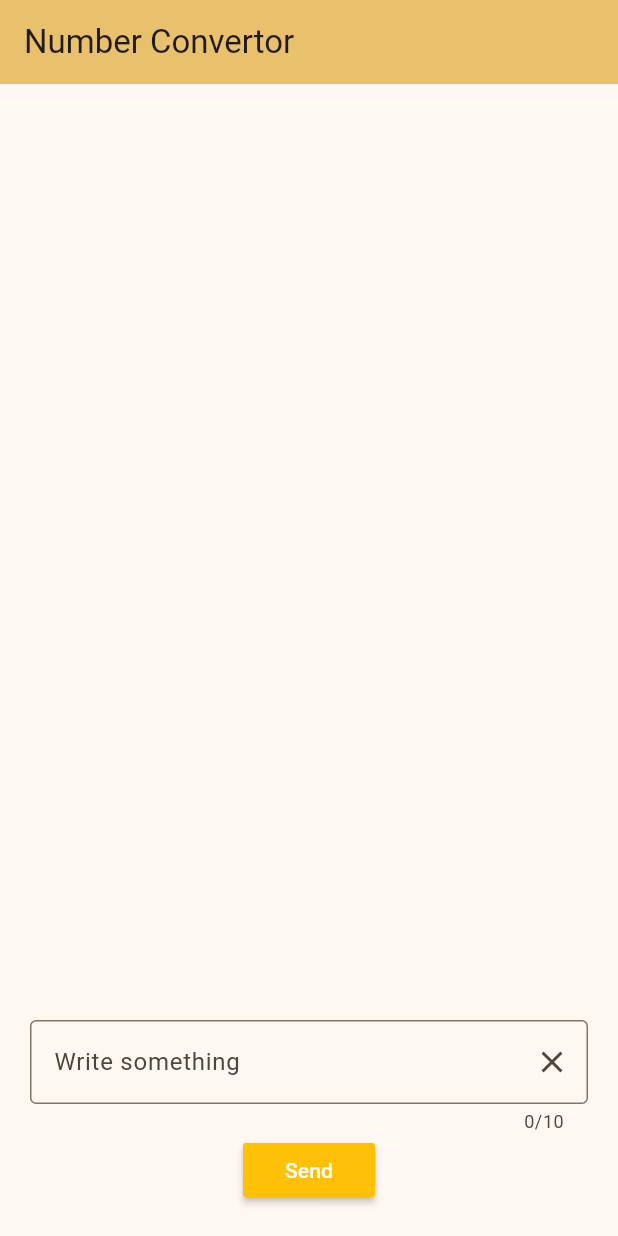
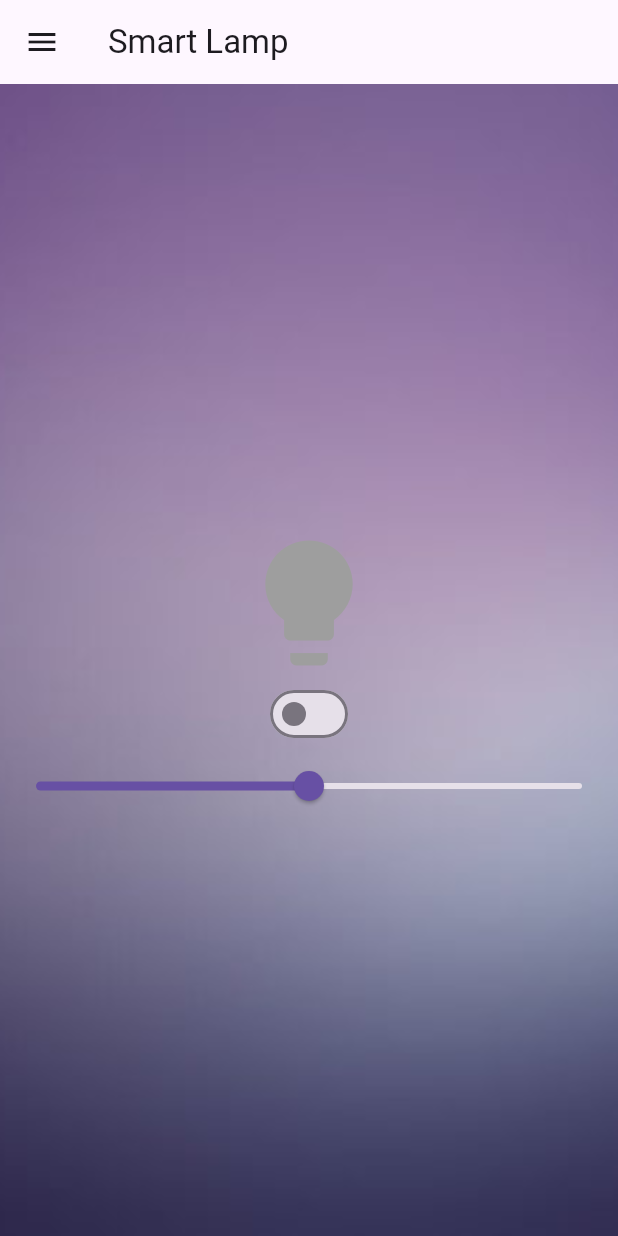
Before and after one commit to arturlevickij/mobile_lab, a Flutter app: the screen it shows after launch, on a phone screen of 412 x 824 dp. Run offline on Flutter 3.47's test engine with Material 3 defaults, Android fonts, the phone set to English and light mode, and no system bars.

Commit message:
added laba2

```diff
--- a/lib/main.dart
+++ b/lib/main.dart
@@ -1,120 +1,28 @@
 import 'package:flutter/material.dart';
+import 'package:my_project/pages/home_page.dart';
+import 'package:my_project/pages/login_page.dart';
+import 'package:my_project/pages/profile_page.dart';
+import 'package:my_project/pages/register_page.dart';
 
 void main() {
-  runApp(const MyApp());
+  runApp(const SmartLampApp());
 }
 
-class MyApp extends StatelessWidget {
-  const MyApp({super.key});
+class SmartLampApp extends StatelessWidget {
+  const SmartLampApp({super.key});
 
-  // This widget is the root of your application.
   @override
   Widget build(BuildContext context) {
     return MaterialApp(
-      title: 'Flutter Demo',
-      theme: ThemeData(
-
-        colorScheme: ColorScheme.fromSeed(seedColor: Colors.amber),
-      ),
-      home: const MyHomePage(title: 'Number Convertor'),
+      title: 'Smart Lamp',
+      theme: ThemeData(primarySwatch: Colors.blue),
+      initialRoute: '/',
+      routes: {
+        '/': (context) => const HomePage(),
+        '/login': (context) => const LoginPage(),
+        '/register': (context) => const RegisterPage(),
+        '/profile': (context) => const ProfilePage(),
+      },
     );
   }
 }
-
-class MyHomePage extends StatefulWidget {
-
-  const MyHomePage({required this.title, super.key});
-
-  final String title;
-
-  @override
-  State<MyHomePage> createState() => _MyHomePageState();
-}
-
-class _MyHomePageState extends State<MyHomePage> {
-
-  final _textController = TextEditingController();
-
-
-  String userData = '';
-
-  final Map<String, String> numberMap = {
-    'zero': '0',
-    'one': '1',
-    'two': '2',
-    'three': '3',
-    'four': '4',
-    'five': '5',
-    'six': '6',
-    'seven': '7',
-    'eight': '8',
-    'nine': '9',
-  };
-
-  String checkNumbers(String text) {
-    final List<String> words = text.toLowerCase().split(' ');
-    for (String word in words) {
-     if (!numberMap.containsKey(word)) {
-        return 'Sorry, "$word" is not a valid word.';
-      }
-      else{
-        return convertTextToNumbers(text);
-      }
-    }
-    return text;
-  }
-
-  String convertTextToNumbers(String text) {
-    final List<String> words =
-    text.toLowerCase().split(' ');
-    final List<String> numbers = words.map(
-      (word) => numberMap[word] ?? word
-      ,).toList();
-    return numbers.join();
-  }
-
-  @override
-  Widget build(BuildContext context) {
-    return Scaffold(
-      appBar: AppBar(
-        backgroundColor: Theme.of(context).colorScheme.inversePrimary,
-        title: Text(widget.title),
-      ),
-      body: Padding(
-        padding: const EdgeInsets.all(20),
-        child: Column(
-          mainAxisAlignment: MainAxisAlignment.center,
-          children: <Widget>[
-
-            Expanded(
-              child: Center(
-                child: Text(userData, style: const TextStyle(fontSize: 35),),
-              ),
-            ),
-
-            TextField(
-              maxLength: 10,
-              controller: _textController,
-              decoration: InputDecoration(
-                border: const OutlineInputBorder(),
-                hintText: 'Write something',
-                suffixIcon: IconButton(
-                  onPressed: _textController.clear,
-                  icon: const Icon(Icons.clear),),
-                ),
-            ),
-            MaterialButton(
-              onPressed: () {
-                setState(() {
-                  userData = checkNumbers(_textController.text);
-                });
-              },
-              color: Colors.amber,
-              child: const Text('Send', style: TextStyle(color: Colors.white)),
-              ),
-          ],
-        ),
-      ),
-    );
-  }
-}
--- /dev/null
+++ b/lib/pages/home_page.dart
@@ -0,0 +1,50 @@
+import 'package:flutter/material.dart';
+import 'package:my_project/widgets/background_widget.dart';
+import 'package:my_project/widgets/menu_button_widget.dart';
+
+class HomePage extends StatefulWidget {
+  const HomePage({super.key});
+
+  @override
+  State<HomePage> createState() => _HomePageState();
+}
+
+class _HomePageState extends State<HomePage> {
+  bool isLampOn = false;
+  double lampColor = 0.5;
+
+  @override
+  Widget build(BuildContext context) {
+    return Scaffold(
+      appBar: AppBar(
+        title: const Text('Smart Lamp'),
+        leading: const MenuButtonWidget(),
+      ),
+      body: BackgroundWidget(
+        child: Column(
+          mainAxisAlignment: MainAxisAlignment.center,
+          children: [
+            const SizedBox(height: 20),
+            Icon(
+              Icons.lightbulb,
+              size: 100,
+              color: isLampOn ? Colors.yellow : Colors.grey,
+            ),
+            Switch(
+              value: isLampOn,
+              onChanged: (value) {
+                setState(() => isLampOn = value);
+              },
+            ),
+            Slider(
+              value: lampColor,
+              onChanged: (value) {
+                setState(() => lampColor = value);
+              },
+            ),
+          ],
+        ),
+      ),
+    );
+  }
+}
--- /dev/null
+++ b/lib/widgets/background_widget.dart
@@ -0,0 +1,30 @@
+import 'package:flutter/material.dart';
+
+class BackgroundWidget extends StatelessWidget {
+  final Widget child;
+  final String imagePath;
+
+  const BackgroundWidget({
+    required this.child,
+    this.imagePath = 'lib/photo/background.jpg',
+    super.key,
+  });
+
+  @override
+  Widget build(BuildContext context) {
+    return Stack(
+      fit: StackFit.expand,
+      children: [
+        Container(
+          decoration: BoxDecoration(
+            image: DecorationImage(
+              image: AssetImage(imagePath),
+              fit: BoxFit.cover,
+            ),
+          ),
+        ),
+        child,
+      ],
+    );
+  }
+}
--- /dev/null
+++ b/lib/widgets/menu_button_widget.dart
@@ -0,0 +1,27 @@
+import 'package:flutter/material.dart';
+
+class MenuButtonWidget extends StatelessWidget {
+  const MenuButtonWidget({super.key});
+
+  void _onMenuSelected(BuildContext context, String value) {
+    if (value == 'Exit') {
+      Navigator.pushNamedAndRemoveUntil(context, '/', (route) => false);
+    } else {
+      Navigator.pushNamed(context, '/${value.toLowerCase()}');
+    }
+  }
+
+  @override
+  Widget build(BuildContext context) {
+    return PopupMenuButton<String>(
+      onSelected: (value) => _onMenuSelected(context, value),
+      itemBuilder: (context) => [
+        const PopupMenuItem(value: 'Login', child: Text('Login')),
+        const PopupMenuItem(value: 'Register', child: Text('Register')),
+        const PopupMenuItem(value: 'Profile', child: Text('Profile')),
+        const PopupMenuItem(value: 'Exit', child: Text('Exit')),
+      ],
+      icon: const Icon(Icons.menu),
+    );
+  }
+}
--- a/pubspec.yaml
+++ b/pubspec.yaml
@@ -61,7 +61,8 @@ flutter:
   # assets:
   #   - images/a_dot_burr.jpeg
   #   - images/a_dot_ham.jpeg
-
+  assets:
+    - lib/photo/background.jpg
   # An image asset can refer to one or more resolution-specific "variants", see
   # https://flutter.dev/to/resolution-aware-images
 
```
Also changed, not shown: lib/Lab1/lab1.dart (added, +120 -0 lines), lib/pages/login_page.dart (added, +67 -0 lines), lib/pages/profile_page.dart (added, +31 -0 lines), lib/pages/register_page.dart (added, +81 -0 lines), lib/widgets/custom_button.dart (added, +27 -0 lines), lib/widgets/custom_input.dart (added, +37 -0 lines), lib/photo/background.jpg (added), 1 other file.
